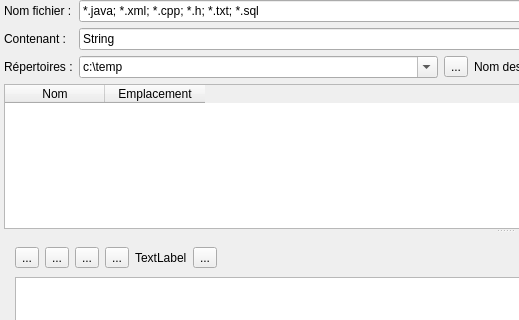
First picture: the form in widget.ui, repository jlbrd/qchercheur, before the edit; both pictures show x 0 to 519 and y 0 to 320 of the 1006 by 445 pixel window.
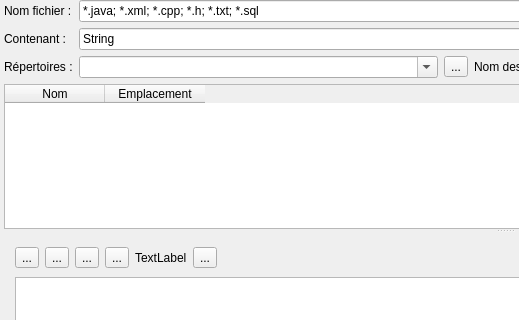
Second picture: the form after the edit. Icons and pictures are not drawn. Custom widgets are drawn as their Qt base class.

What changed in the file:
```diff
--- a/widget.ui
+++ b/widget.ui
@@ -292,11 +292,6 @@
            <property name="editable">
             <bool>true</bool>
            </property>
-           <item>
-            <property name="text">
-             <string>c:\temp</string>
-            </property>
-           </item>
           </widget>
          </item>
          <item>
```
